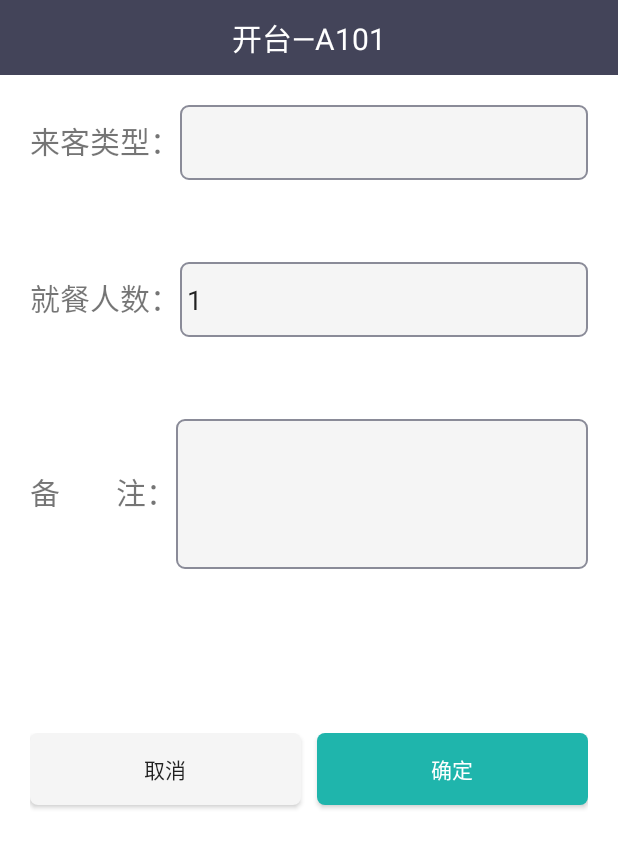
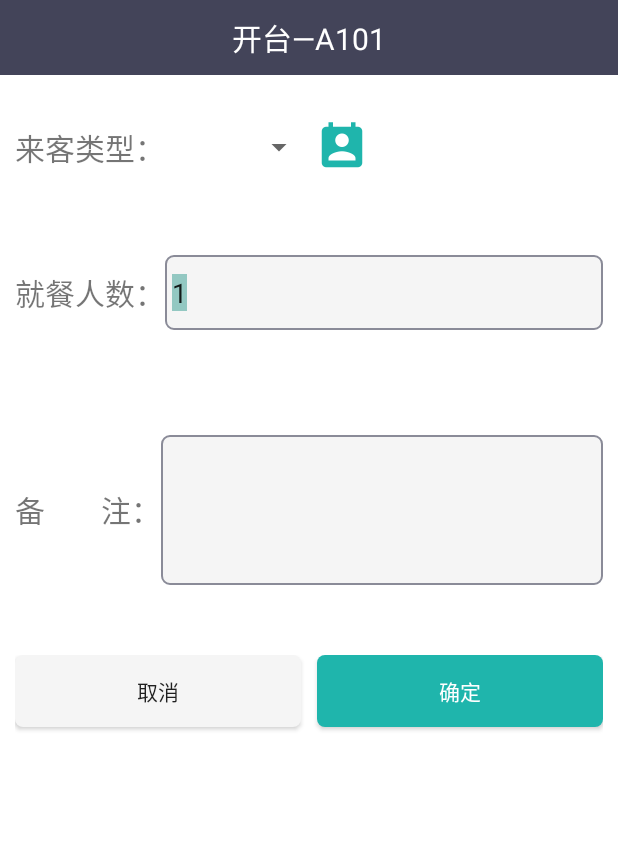
Before and after one commit to cyx362442/Dw_Pos, an Android app: the layout activity_open_table.xml on its own in the app's theme, with its tools: preview values and no code run, on a phone screen of 412 x 824 dp. Shown: the top 848 px of the screen. Run offline under Robolectric (Android 15) with nearby library versions, the phone set to English and light mode, and no system bars.

Commit message:
dwpos032602

```diff
--- a/app/src/main/java/com/duowei/dw_pos/bean/GKLX.java
+++ b/app/src/main/java/com/duowei/dw_pos/bean/GKLX.java
@@ -12,4 +12,8 @@ public class GKLX extends DataSupport {
     public String getGKLX() {
         return GKLX;
     }
+
+    public void setGKLX(String GKLX) {
+        this.GKLX = GKLX;
+    }
 }
--- a/app/src/main/res/layout/activity_open_table.xml
+++ b/app/src/main/res/layout/activity_open_table.xml
@@ -24,8 +24,9 @@
     <LinearLayout
         android:layout_width="match_parent"
         android:layout_height="match_parent"
-        android:layout_margin="20dp"
         android:orientation="vertical"
+        android:layout_marginRight="10dp"
+        android:layout_marginLeft="10dp"
         android:layout_below="@+id/rlTop">
         <LinearLayout
             style="@style/linearLayout_openTable">
@@ -34,7 +35,17 @@
                 android:text="来客类型："/>
             <EditText
                 android:id="@+id/editText1"
-               style="@style/editText_openTable"/>
+               style="@style/editText_openTable"
+                android:visibility="gone"/>
+            <Spinner
+                android:id="@+id/spinner_open"
+                android:layout_width="100dp"
+                android:layout_height="50dp"
+                ></Spinner>
+            <ImageView
+                android:layout_width="wrap_content"
+                android:layout_height="wrap_content"
+                android:src="@drawable/ic_perm_contact_calendar_black_36dp"/>
         </LinearLayout>
         <LinearLayout
             style="@style/linearLayout_openTable">
@@ -63,7 +74,7 @@
         <LinearLayout
             android:layout_width="match_parent"
             android:layout_height="0dp"
-            android:layout_weight="3">
+            android:layout_weight="4">
             <Button
                 android:id="@+id/btn_cancel"
                 android:layout_width="match_parent"
--- a/app/src/main/res/layout/layout_left_menu.xml
+++ b/app/src/main/res/layout/layout_left_menu.xml
@@ -25,7 +25,6 @@
         <EditText
             android:id="@+id/et_ip"
             style="@style/editText_setting"
-            android:hint="192.168.1.78"
             android:selectAllOnFocus="true"
             android:singleLine="true"
             />
@@ -38,7 +37,6 @@
         <EditText
             android:id="@+id/et_port"
             style="@style/editText_setting"
-            android:hint="2233"
             android:selectAllOnFocus="true" />
     </LinearLayout>
     <LinearLayout
@@ -49,7 +47,6 @@
         <EditText
             android:id="@+id/et_pad"
             style="@style/editText_setting"
-            android:hint="P1"
             android:selectAllOnFocus="true"
             />
     </LinearLayout>
--- a/app/src/main/res/values/styles.xml
+++ b/app/src/main/res/values/styles.xml
@@ -35,6 +35,7 @@
         <item name="android:layout_width">match_parent</item>
         <item name="android:layout_height">0dp</item>
         <item name="android:layout_weight">1</item>
+        <item name="android:gravity">center_vertical</item>
     </style>
     <style name="textView_openTable">
         <item name="android:layout_width">wrap_content</item>
```
Also changed, not shown: app/src/main/java/com/duowei/dw_pos/OpenTableActivity.java (+27 -2 lines), app/src/main/res/drawable-hdpi/ic_assignment_ind_black_36dp.png (added), app/src/main/res/drawable-hdpi/ic_list_black_36dp.png (added), app/src/main/res/drawable-hdpi/ic_perm_contact_calendar_black_36dp.png (added).
